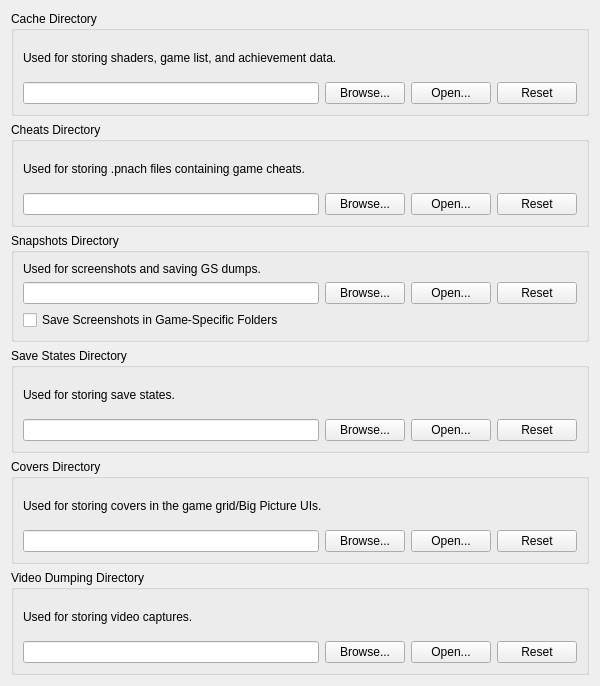
Old version of the form pcsx2-qt/Settings/FolderSettingsWidget.ui in the repository PCSX2/pcsx2.
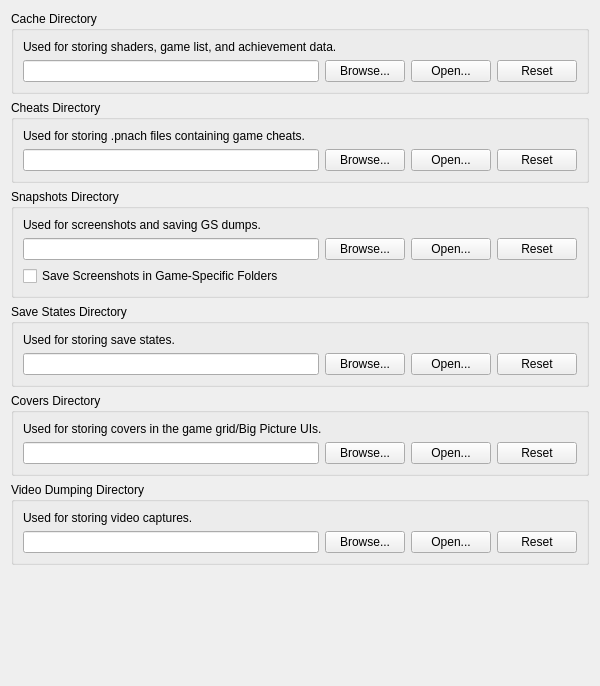
New version of the form.

Commit message: Qt: Fix various settings window layout issues

Diff of the .ui file:
```diff
--- a/pcsx2-qt/Settings/FolderSettingsWidget.ui
+++ b/pcsx2-qt/Settings/FolderSettingsWidget.ui
@@ -258,6 +258,19 @@
      </layout>
     </widget>
    </item>
+   <item>
+    <spacer name="verticalSpacer">
+     <property name="orientation">
+      <enum>Qt::Vertical</enum>
+     </property>
+     <property name="sizeHint" stdset="0">
+      <size>
+       <width>20</width>
+       <height>40</height>
+      </size>
+     </property>
+    </spacer>
+   </item>
   </layout>
  </widget>
  <resources>
```
The commit also changes 4 other files.
